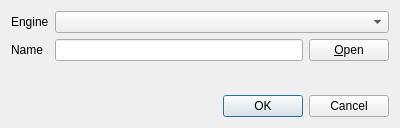
The window that yatel/gui/uis/ConnectionSetupDialog.ui (leliel12/yatel) describes before a commit, drawn with Qt 5.
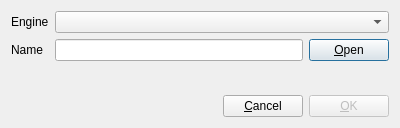
The same window after the commit.

Commit message: added logic for enabled and disabled ok button

Diff of the .ui file:
```diff
--- a/yatel/gui/uis/ConnectionSetupDialog.ui
+++ b/yatel/gui/uis/ConnectionSetupDialog.ui
@@ -59,14 +59,38 @@
     </layout>
    </item>
    <item>
-    <widget class="QDialogButtonBox" name="buttonBox">
-     <property name="orientation">
-      <enum>Qt::Horizontal</enum>
-     </property>
-     <property name="standardButtons">
-      <set>QDialogButtonBox::Cancel|QDialogButtonBox::Ok</set>
-     </property>
-    </widget>
+    <layout class="QHBoxLayout" name="horizontalLayout_2">
+     <item>
+      <spacer name="horizontalSpacer">
+       <property name="orientation">
+        <enum>Qt::Horizontal</enum>
+       </property>
+       <property name="sizeHint" stdset="0">
+        <size>
+         <width>40</width>
+         <height>20</height>
+        </size>
+       </property>
+      </spacer>
+     </item>
+     <item>
+      <widget class="QPushButton" name="cancelPushButton">
+       <property name="text">
+        <string>&amp;Cancel</string>
+       </property>
+      </widget>
+     </item>
+     <item>
+      <widget class="QPushButton" name="okPushButton">
+       <property name="enabled">
+        <bool>false</bool>
+       </property>
+       <property name="text">
+        <string>&amp;OK</string>
+       </property>
+      </widget>
+     </item>
+    </layout>
    </item>
   </layout>
  </widget>
```
Left out of the diff: 24 changed lines with no effect on the pictures. The commit also changes 1 other file.
